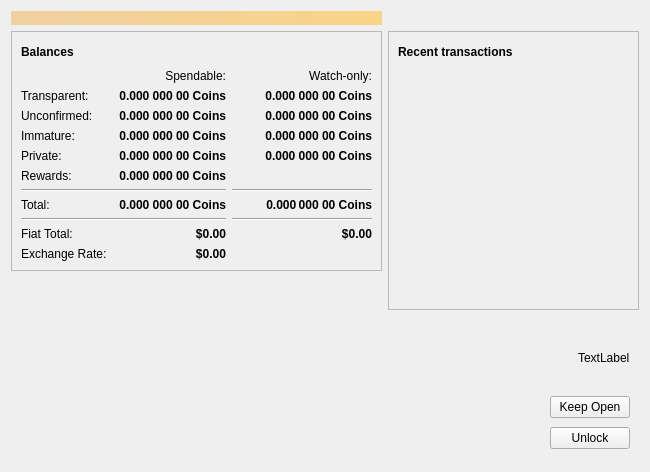
Before: the Qt Designer form src/qt/forms/overviewpage.ui in PirateNetwork/pirate, drawn with Qt 5.
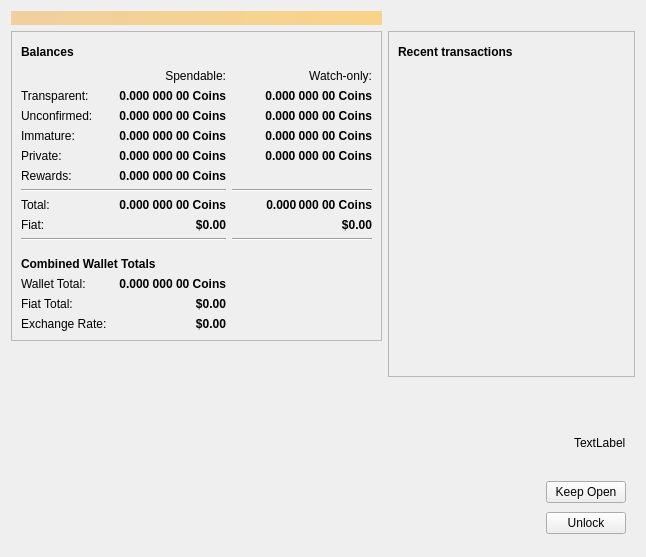
After: the same form once the commit is applied. Icons and pictures are not drawn.

Commit message: updated overview tab

```diff
--- a/src/qt/forms/overviewpage.ui
+++ b/src/qt/forms/overviewpage.ui
@@ -6,8 +6,8 @@
    <rect>
     <x>0</x>
     <y>0</y>
-    <width>650</width>
-    <height>472</height>
+    <width>646</width>
+    <height>557</height>
    </rect>
   </property>
   <property name="windowTitle">
@@ -42,6 +42,22 @@
       <enum>QFrame::Raised</enum>
      </property>
      <layout class="QGridLayout" name="gridLayout">
+      <item row="13" column="0">
+       <spacer name="verticalSpacerCombined">
+        <property name="orientation">
+         <enum>Qt::Vertical</enum>
+        </property>
+        <property name="sizeType">
+         <enum>QSizePolicy::MinimumExpanding</enum>
+        </property>
+        <property name="sizeHint" stdset="0">
+         <size>
+          <width>20</width>
+          <height>10</height>
+         </size>
+        </property>
+       </spacer>
+      </item>
       <item row="1" column="3">
        <widget class="QLabel" name="labelWatchonly">
         <property name="text">
@@ -184,7 +200,7 @@
        </widget>
       </item>
       <item row="11" column="2">
-       <widget class="QLabel" name="labelFiatTotal">
+       <widget class="QLabel" name="labelFiat">
         <property name="font">
          <font>
           <weight>75</weight>
@@ -209,6 +225,13 @@
         </property>
        </widget>
       </item>
+      <item row="12" column="3">
+       <widget class="Line" name="lineWatchFiat">
+        <property name="orientation">
+         <enum>Qt::Horizontal</enum>
+        </property>
+       </widget>
+      </item>
       <item row="7" column="0" colspan="3">
        <widget class="Line" name="line">
         <property name="orientation">
@@ -291,7 +314,14 @@
         </property>
        </widget>
       </item>
-      <item row="9" column="0" colspan="3">
+      <item row="16" column="0">
+       <widget class="QLabel" name="labelFiatTotalText">
+        <property name="text">
+         <string>Fiat Total:</string>
+        </property>
+       </widget>
+      </item>
+      <item row="12" column="0" colspan="3">
        <widget class="Line" name="lineFiat">
         <property name="orientation">
          <enum>Qt::Horizontal</enum>
@@ -374,23 +404,38 @@
        </widget>
       </item>
       <item row="11" column="0">
-       <widget class="QLabel" name="labelFiatTotalText">
-        <property name="text">
-         <string>Fiat Total:</string>
-        </property>
-       </widget>
-      </item>
-      <item row="13" column="0">
        <widget class="QLabel" name="labelFiatText">
         <property name="text">
+         <string>Fiat:</string>
+        </property>
+       </widget>
+      </item>
+      <item row="17" column="0">
+       <widget class="QLabel" name="labelExchangeText">
+        <property name="text">
          <string>Exchange Rate:</string>
         </property>
        </widget>
       </item>
-      <item row="9" column="3">
-       <widget class="Line" name="lineWatchFiat">
-        <property name="orientation">
-         <enum>Qt::Horizontal</enum>
+      <item row="16" column="2">
+       <widget class="QLabel" name="labelFiatTotal">
+        <property name="font">
+         <font>
+          <weight>75</weight>
+          <bold>true</bold>
+         </font>
+        </property>
+        <property name="cursor">
+         <cursorShape>UpArrowCursor</cursorShape>
+        </property>
+        <property name="text">
+         <string>$0.00</string>
+        </property>
+        <property name="alignment">
+         <set>Qt::AlignRight|Qt::AlignTrailing|Qt::AlignVCenter</set>
+        </property>
+        <property name="textInteractionFlags">
+         <set>Qt::LinksAccessibleByMouse</set>
         </property>
        </widget>
       </item>
@@ -429,8 +474,8 @@
         </property>
        </widget>
       </item>
-      <item row="13" column="2">
-       <widget class="QLabel" name="labelFiat">
+      <item row="17" column="2">
+       <widget class="QLabel" name="labelExchange">
         <property name="font">
          <font>
           <weight>75</weight>
@@ -479,6 +524,28 @@
         </property>
        </widget>
       </item>
+      <item row="15" column="2">
+       <widget class="QLabel" name="labelWalletTotal">
+        <property name="font">
+         <font>
+          <weight>75</weight>
+          <bold>true</bold>
+         </font>
+        </property>
+        <property name="cursor">
+         <cursorShape>UpArrowCursor</cursorShape>
+        </property>
+        <property name="text">
+         <string>0.000 000 00 Coins</string>
+        </property>
+        <property name="alignment">
+         <set>Qt::AlignRight|Qt::AlignTrailing|Qt::AlignVCenter</set>
+        </property>
+        <property name="textInteractionFlags">
+         <set>Qt::LinksAccessibleByMouse</set>
+        </property>
+       </widget>
+      </item>
       <item row="6" column="0">
        <widget class="QLabel" name="labelInterestTotalText">
         <property name="text">
@@ -568,6 +635,26 @@
         </item>
        </layout>
       </item>
+      <item row="15" column="0">
+       <widget class="QLabel" name="labelWalletTotalText">
+        <property name="text">
+         <string>Wallet Total:</string>
+        </property>
+       </widget>
+      </item>
+      <item row="14" column="0" colspan="3">
+       <widget class="QLabel" name="labelCombinedText">
+        <property name="font">
+         <font>
+          <weight>75</weight>
+          <bold>true</bold>
+         </font>
+        </property>
+        <property name="text">
+         <string>Combined Wallet Totals</string>
+        </property>
+       </widget>
+      </item>
      </layout>
     </widget>
    </item>
```
Left out of the diff: 6 changed lines with no effect on the pictures. The commit also changes 1 other file.
